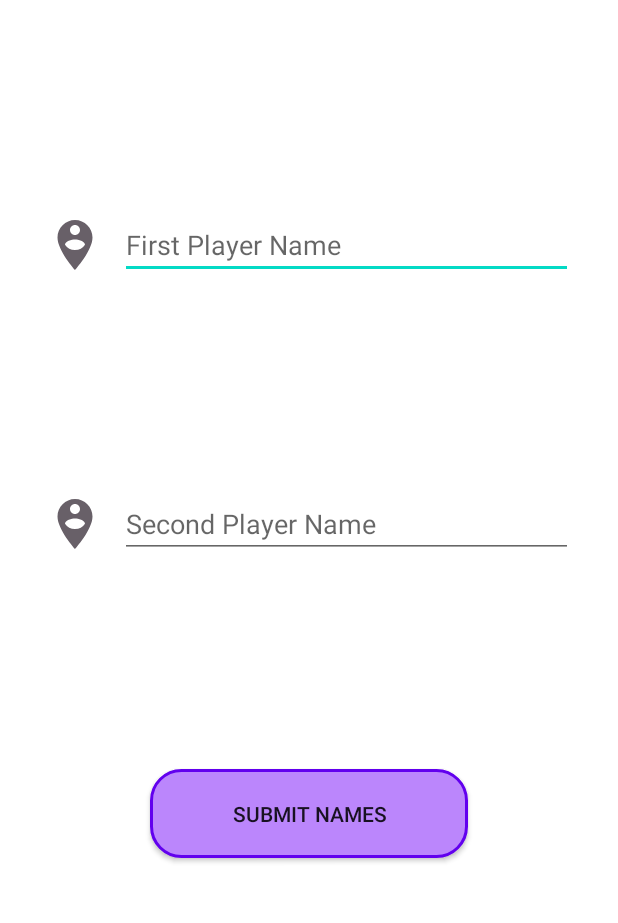
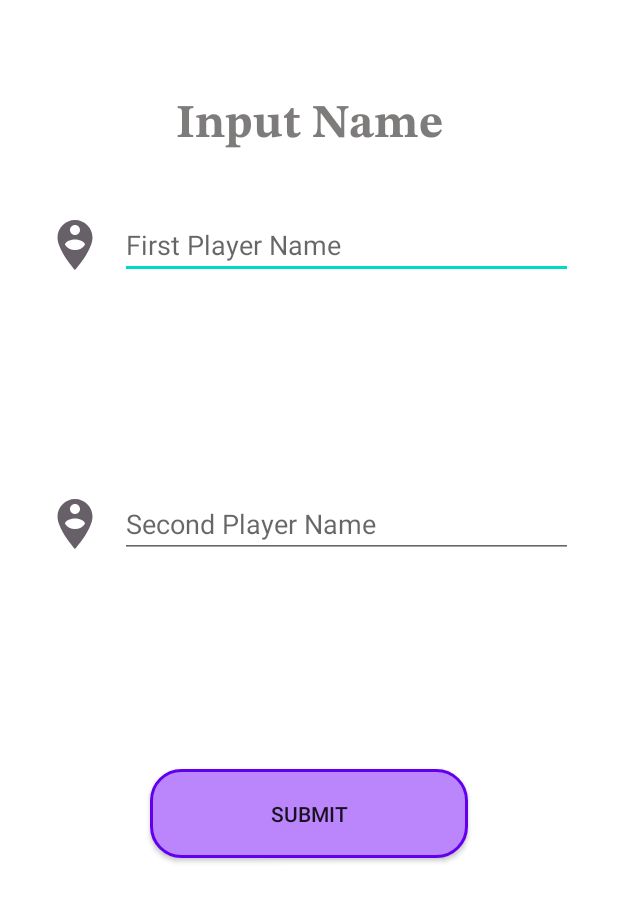
Before and after one commit to Johnnycake01/TicTacToe-App, an Android app: the GetUserNames screen opened directly, with no data from a screen before it, on a phone screen of 412 x 824 dp, the part 167-1090 px from its top. Run offline under Robolectric (Android 15) with nearby library versions, the phone set to English and light mode, and no system bars.

Commit message:
add interactive message to user

```diff
--- a/app/src/main/res/layout/activity_get_user_namas.xml
+++ b/app/src/main/res/layout/activity_get_user_namas.xml
@@ -5,6 +5,17 @@
     android:layout_width="match_parent"
     android:layout_height="match_parent"
     tools:context=".ui.GetUserNames">
+
+    <TextView
+        android:layout_width="wrap_content"
+        android:layout_height="wrap_content"
+        android:layout_marginTop="20dp"
+        android:text="Input Name"
+        android:textAppearance="@style/ticHomeText"
+        app:layout_constraintBottom_toTopOf="@+id/firstPlayerName"
+        app:layout_constraintEnd_toEndOf="parent"
+        app:layout_constraintStart_toStartOf="parent"
+        app:layout_constraintTop_toBottomOf="@id/homeTicText" />
 
     <TextView
         android:id="@+id/homeTicText"
--- a/app/src/main/res/values/strings.xml
+++ b/app/src/main/res/values/strings.xml
@@ -6,7 +6,7 @@
     <string name="SecondName">Second Player Name</string>
 
     <string name="play">Play</string>
-    <string name="submit">Submit Names</string>
+    <string name="submit">Submit</string>
 
     <string name="playAgain">Play Again</string>
     <string name="quitButton">Quit</string>
```
Also changed, not shown: app/src/main/res/layout/activity_choose_computer_level.xml (+10 -1 lines), app/src/main/res/layout/activity_choose_game_type.xml (+11 -0 lines), app/src/main/res/layout/activity_play_with_computer_get_name.xml (+12 -0 lines).
